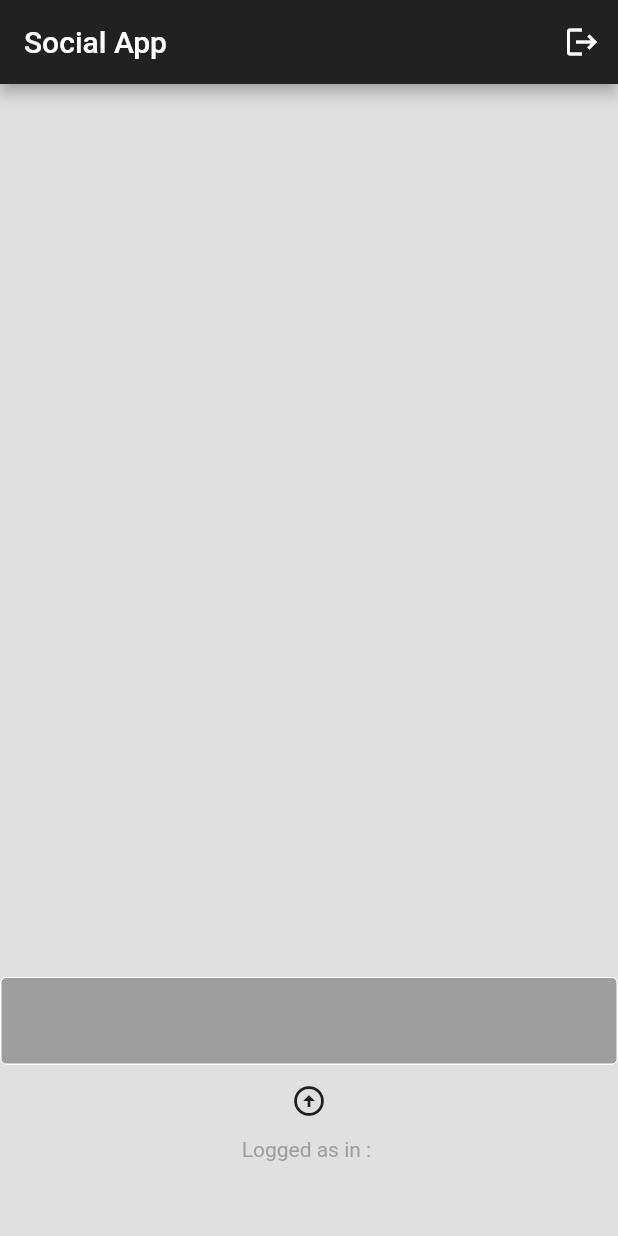
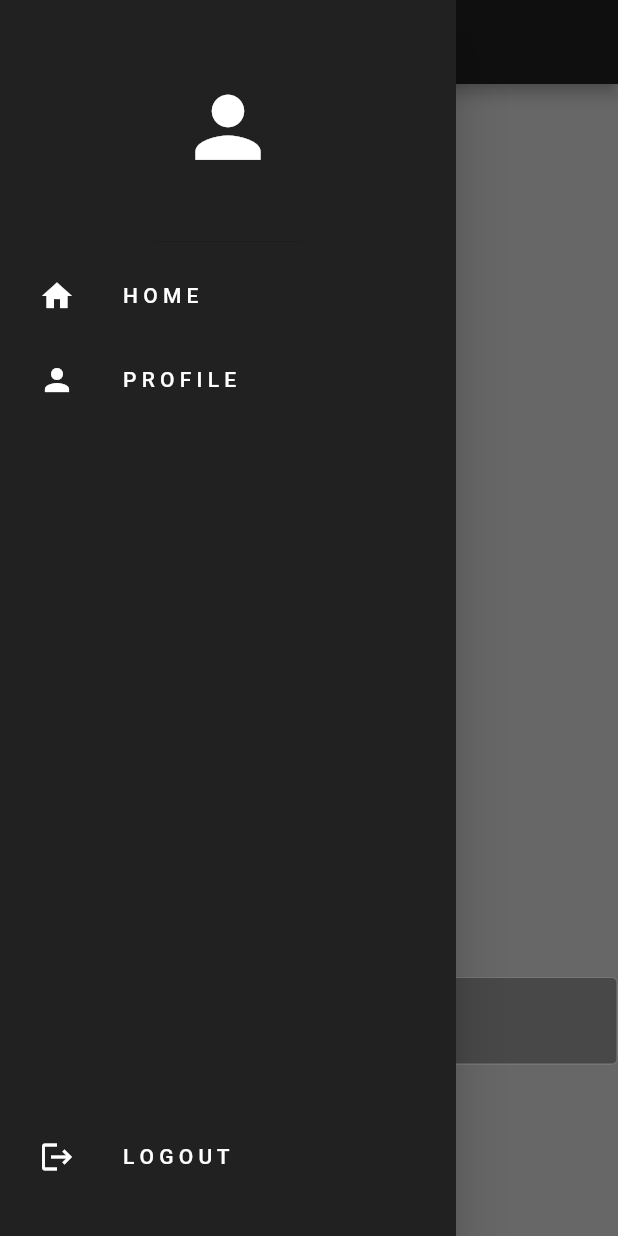
Before and after one commit to Aamirkhan55/social_app, a Flutter app: the screen it shows once a user with an empty profile is signed in, with the side drawer open (before the commit the screen has no drawer), on a phone screen of 412 x 824 dp. Run offline on Flutter 3.47's test engine with Material 2 defaults, Android fonts, the phone set to English and light mode, and no system bars; our stand-ins replace cloud_firestore, firebase_auth, firebase_core; accounts and stored records are empty.

```diff
--- /dev/null
+++ b/lib/components/drawer.dart
@@ -0,0 +1,49 @@
+import 'package:flutter/material.dart';
+import 'package:social_app/components/my_list_tile.dart';
+
+class MyDrawer extends StatelessWidget {
+  final void Function()? onProfileTap;
+  final void Function()? onSignOut;
+  const MyDrawer({super.key, this.onProfileTap, this.onSignOut});
+
+  @override
+  Widget build(BuildContext context) {
+    return Drawer(
+      backgroundColor: Colors.grey[900],
+      child: Column(
+        mainAxisAlignment: MainAxisAlignment.spaceBetween,
+        children: [
+          Column(
+            children: [
+              const DrawerHeader(
+                child: Icon(
+                  Icons.person,
+                  color: Colors.white,
+                  size: 65,
+                ),
+              ),
+              MyListTile(
+                icon: Icons.home,
+                text: 'H O M E',
+                onTap: () => Navigator.pop(context),
+              ),
+              MyListTile(
+                icon: Icons.person,
+                text: 'P R O F I L E',
+                onTap: onProfileTap,
+              ),
+            ],
+          ),
+          Padding(
+            padding: const EdgeInsets.only(bottom: 25.0),
+            child: MyListTile(
+              icon: Icons.logout,
+              text: 'L O G O U T',
+              onTap: onSignOut,
+            ),
+          ),
+        ],
+      ),
+    );
+  }
+}
--- /dev/null
+++ b/lib/components/my_list_tile.dart
@@ -0,0 +1,26 @@
+import 'package:flutter/material.dart';
+
+class MyListTile extends StatelessWidget {
+  final IconData icon;
+  final String text;
+  const MyListTile({super.key, required this.icon, required this.text});
+
+  @override
+  Widget build(BuildContext context) {
+    return Padding(
+      padding: const EdgeInsets.only(left: 10),
+      child: ListTile(
+        leading: Icon(
+          icon,
+          color: Colors.white,
+          ),
+          title: Text(
+            text,
+           style: const TextStyle(
+            color: Colors.white,
+           ),
+            ),
+      ),
+    );
+  }
+}
--- a/lib/screens/home_screen.dart
+++ b/lib/screens/home_screen.dart
@@ -1,8 +1,10 @@
 import 'package:cloud_firestore/cloud_firestore.dart';
 import 'package:firebase_auth/firebase_auth.dart';
 import 'package:flutter/material.dart';
+import 'package:social_app/components/drawer.dart';
 import 'package:social_app/components/post_message.dart';
 import 'package:social_app/components/text_field.dart';
+import 'package:social_app/screens/profile_page.dart';
 
 class HomePage extends StatefulWidget {
   const HomePage({super.key});
@@ -19,23 +21,27 @@ class _HomePageState extends State<HomePage> {
     await FirebaseAuth.instance.signOut();
   }
 
-  void postMessage() async{
+  void postMessage() async {
     if (textController.text.isNotEmpty) {
       FirebaseFirestore.instance.collection('User Post').add({
-        'User Email' : currentUser.email,
-        'Message' : textController.text,
-        'TimeStamp' : DateTime.now(),
-        'Likes' : [],
+        'User Email': currentUser.email,
+        'Message': textController.text,
+        'TimeStamp': DateTime.now(),
+        'Likes': [],
       });
     }
 
     setState(() {
       textController.clear();
     });
-
   }
 
+  void goToProfilePage() {
+    Navigator.pop(context);
 
+    Navigator.push(
+        context, MaterialPageRoute(builder: (context) => const ProfilePage()));
+  }
 
   @override
   Widget build(BuildContext context) {
@@ -44,12 +50,10 @@ class _HomePageState extends State<HomePage> {
       appBar: AppBar(
         backgroundColor: Colors.grey[900],
         title: const Text('Social App'),
-        actions: [
-          IconButton(
-            onPressed: signOut,
-            icon: const Icon(Icons.logout),
-          )
-        ],
+      ),
+      drawer: MyDrawer(
+        onProfileTap: goToProfilePage,
+        onSignOut: signOut,
       ),
       body: Column(
         children: [
@@ -71,7 +75,6 @@ class _HomePageState extends State<HomePage> {
                               user: post['userEmail'],
                               postId: post.id,
                               likes: List<String>.from(post['Likes'] ?? []),
-
                             );
                           });
                     } else if (snapshot.hasError) {
```
Also changed, not shown: lib/components/post_message.dart (+21 -2 lines), lib/components/text_box.dart (added, +26 -0 lines), lib/screens/profile_page.dart (added). Lines whose indentation alone changed are shown as unchanged.
